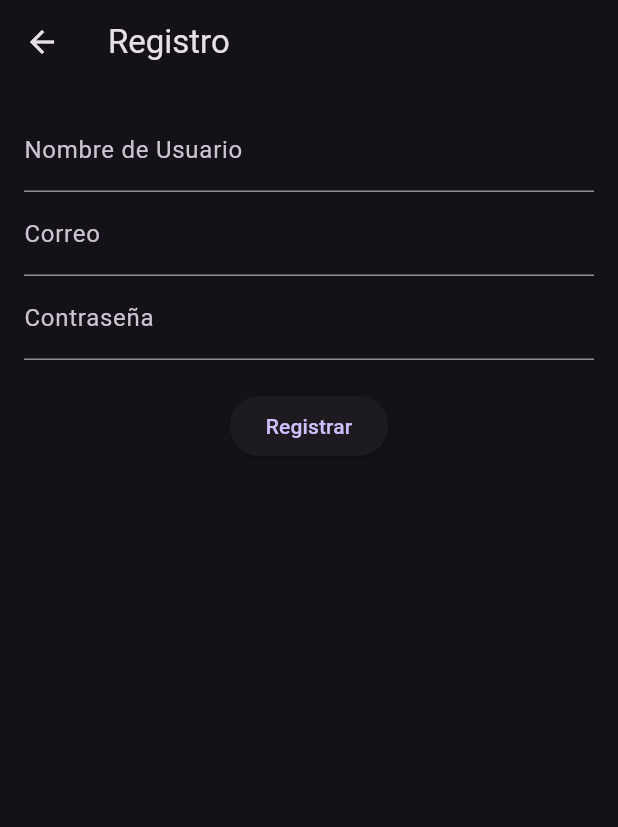
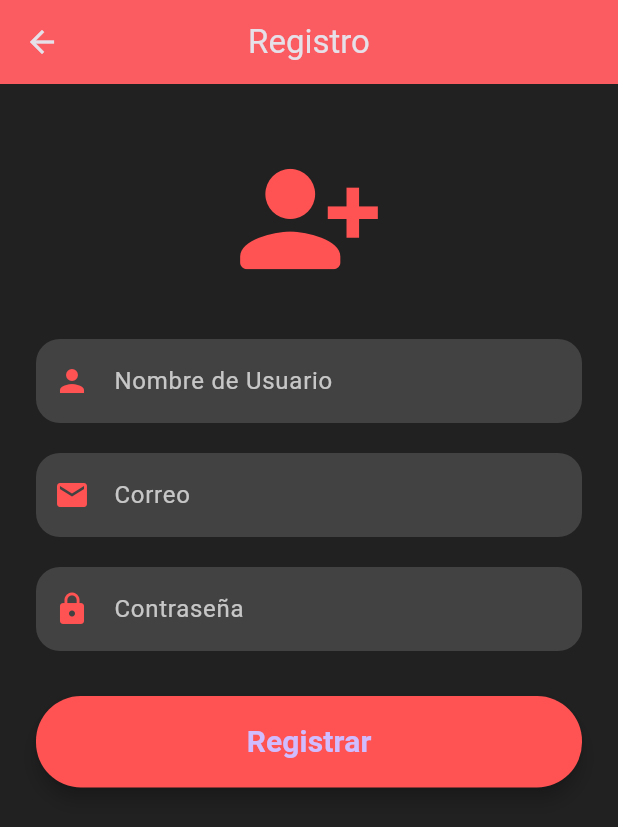
Before and after one commit to J03LK/app-stream, a Flutter app: the RegisterScreen screen opened by its route, on a phone screen of 412 x 824 dp. Shown: the top 827 px of the screen. Run offline on Flutter 3.47's test engine with Material 3 defaults, Android fonts, the phone set to English and light mode, and no system bars; our stand-ins replace youtube_player_flutter.

Commit message:
Modificacio del diseño Registro

```diff
--- a/lib/screens/register_screen.dart
+++ b/lib/screens/register_screen.dart
@@ -7,19 +7,93 @@
 
   @override
   Widget build(BuildContext context) {
+    final redColor = Colors.redAccent;
+
     return Scaffold(
-      appBar: AppBar(title: Text("Registro")),
-      body: Padding(
-        padding: EdgeInsets.all(16),
+      appBar: AppBar(
+        title: Text("Registro"),
+        backgroundColor: redColor,
+        centerTitle: true,
+        elevation: 4,
+      ),
+      backgroundColor: Colors.grey[900],
+      body: SingleChildScrollView(
+        padding: EdgeInsets.symmetric(horizontal: 24, vertical: 40),
         child: Column(
           children: [
-            TextField(controller: userController, decoration: InputDecoration(labelText: "Nombre de Usuario")),
-            TextField(controller: emailController, decoration: InputDecoration(labelText: "Correo")),
-            TextField(controller: passController, decoration: InputDecoration(labelText: "Contraseña"), obscureText: true),
+            Icon(
+              Icons.person_add_alt_1_rounded,
+              size: 100,
+              color: redColor,
+            ),
+            SizedBox(height: 30),
+            TextField(
+              controller: userController,
+              style: TextStyle(color: Colors.white),
+              decoration: InputDecoration(
+                labelText: "Nombre de Usuario",
+                labelStyle: TextStyle(color: Colors.white70),
+                filled: true,
+                fillColor: Colors.grey[800],
+                border: OutlineInputBorder(
+                  borderRadius: BorderRadius.circular(16),
+                  borderSide: BorderSide.none,
+                ),
+                prefixIcon: Icon(Icons.person, color: redColor),
+              ),
+            ),
             SizedBox(height: 20),
-            ElevatedButton(
-              child: Text("Registrar"),
-              onPressed: () => Navigator.pushNamed(context, '/home'),
+            TextField(
+              controller: emailController,
+              keyboardType: TextInputType.emailAddress,
+              style: TextStyle(color: Colors.white),
+              decoration: InputDecoration(
+                labelText: "Correo",
+                labelStyle: TextStyle(color: Colors.white70),
+                filled: true,
+                fillColor: Colors.grey[800],
+                border: OutlineInputBorder(
+                  borderRadius: BorderRadius.circular(16),
+                  borderSide: BorderSide.none,
+                ),
+                prefixIcon: Icon(Icons.email, color: redColor),
+              ),
+            ),
+            SizedBox(height: 20),
+            TextField(
+              controller: passController,
+              obscureText: true,
+              style: TextStyle(color: Colors.white),
+              decoration: InputDecoration(
+                labelText: "Contraseña",
+                labelStyle: TextStyle(color: Colors.white70),
+                filled: true,
+                fillColor: Colors.grey[800],
+                border: OutlineInputBorder(
+                  borderRadius: BorderRadius.circular(16),
+                  borderSide: BorderSide.none,
+                ),
+                prefixIcon: Icon(Icons.lock, color: redColor),
+              ),
+            ),
+            SizedBox(height: 30),
+            SizedBox(
+              width: double.infinity,
+              child: ElevatedButton(
+                style: ElevatedButton.styleFrom(
+                  backgroundColor: redColor,
+                  padding: EdgeInsets.symmetric(vertical: 16),
+                  shape: RoundedRectangleBorder(
+                    borderRadius: BorderRadius.circular(30),
+                  ),
+                  elevation: 5,
+                ),
+                child: Text(
+                  "Registrar",
+                  style: TextStyle(fontSize: 20, fontWeight: FontWeight.bold),
+                ),
+                onPressed: () => Navigator.pushNamed(context, '/home'),
+              ),
             ),
           ],
         ),
```
